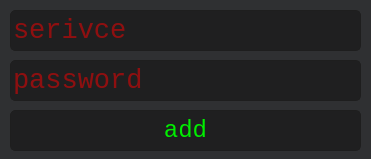
Before: the Qt Designer form frontend/qt_files/addForm.ui in finallly/hasher, drawn with Qt 5.
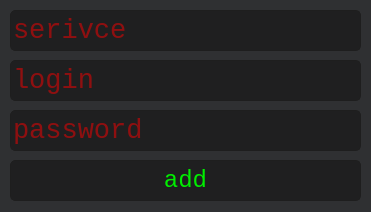
After: the same form once the commit is applied.

Patch:
```diff
--- a/frontend/qt_files/addForm.ui
+++ b/frontend/qt_files/addForm.ui
@@ -7,7 +7,7 @@
     <x>0</x>
     <y>0</y>
     <width>371</width>
-    <height>159</height>
+    <height>212</height>
    </rect>
   </property>
   <property name="minimumSize">
@@ -19,7 +19,7 @@
   <property name="maximumSize">
    <size>
     <width>371</width>
-    <height>159</height>
+    <height>212</height>
    </size>
   </property>
   <property name="windowTitle">
@@ -247,7 +247,7 @@
    <property name="geometry">
     <rect>
      <x>10</x>
-     <y>60</y>
+     <y>110</y>
      <width>351</width>
      <height>41</height>
     </rect>
@@ -462,7 +462,7 @@
    <property name="geometry">
     <rect>
      <x>10</x>
-     <y>110</y>
+     <y>160</y>
      <width>351</width>
      <height>41</height>
     </rect>
@@ -503,6 +503,221 @@
     <bool>true</bool>
    </property>
   </widget>
+  <widget class="QLineEdit" name="loginLine">
+   <property name="geometry">
+    <rect>
+     <x>10</x>
+     <y>60</y>
+     <width>351</width>
+     <height>41</height>
+    </rect>
+   </property>
+   <property name="palette">
+    <palette>
+     <active>
+      <colorrole role="WindowText">
+       <brush brushstyle="SolidPattern">
+        <color alpha="255">
+         <red>255</red>
+         <green>0</green>
+         <blue>0</blue>
+        </color>
+       </brush>
+      </colorrole>
+      <colorrole role="Button">
+       <brush brushstyle="SolidPattern">
+        <color alpha="255">
+         <red>31</red>
+         <green>31</green>
+         <blue>32</blue>
+        </color>
+       </brush>
+      </colorrole>
+      <colorrole role="Text">
+       <brush brushstyle="SolidPattern">
+        <color alpha="255">
+         <red>255</red>
+         <green>0</green>
+         <blue>0</blue>
+        </color>
+       </brush>
+      </colorrole>
+      <colorrole role="ButtonText">
+       <brush brushstyle="SolidPattern">
+        <color alpha="255">
+         <red>255</red>
+         <green>0</green>
+         <blue>0</blue>
+        </color>
+       </brush>
+      </colorrole>
+      <colorrole role="Base">
+       <brush brushstyle="SolidPattern">
+        <color alpha="255">
+         <red>31</red>
+         <green>31</green>
+         <blue>32</blue>
+        </color>
+       </brush>
+      </colorrole>
+      <colorrole role="Window">
+       <brush brushstyle="SolidPattern">
+        <color alpha="255">
+         <red>31</red>
+         <green>31</green>
+         <blue>32</blue>
+        </color>
+       </brush>
+      </colorrole>
+     </active>
+     <inactive>
+      <colorrole role="WindowText">
+       <brush brushstyle="SolidPattern">
+        <color alpha="255">
+         <red>255</red>
+         <green>0</green>
+         <blue>0</blue>
+        </color>
+       </brush>
+      </colorrole>
+      <colorrole role="Button">
+       <brush brushstyle="SolidPattern">
+        <color alpha="255">
+         <red>31</red>
+         <green>31</green>
+         <blue>32</blue>
+        </color>
+       </brush>
+      </colorrole>
+      <colorrole role="Text">
+       <brush brushstyle="SolidPattern">
+        <color alpha="255">
+         <red>255</red>
+         <green>0</green>
+         <blue>0</blue>
+        </color>
+       </brush>
+      </colorrole>
+      <colorrole role="ButtonText">
+       <brush brushstyle="SolidPattern">
+        <color alpha="255">
+         <red>255</red>
+         <green>0</green>
+         <blue>0</blue>
+        </color>
+       </brush>
+      </colorrole>
+      <colorrole role="Base">
+       <brush brushstyle="SolidPattern">
+        <color alpha="255">
+         <red>31</red>
+         <green>31</green>
+         <blue>32</blue>
+        </color>
+       </brush>
+      </colorrole>
+      <colorrole role="Window">
+       <brush brushstyle="SolidPattern">
+        <color alpha="255">
+         <red>31</red>
+         <green>31</green>
+         <blue>32</blue>
+        </color>
+       </brush>
+      </colorrole>
+     </inactive>
+     <disabled>
+      <colorrole role="WindowText">
+       <brush brushstyle="SolidPattern">
+        <color alpha="255">
+         <red>255</red>
+         <green>0</green>
+         <blue>0</blue>
+        </color>
+       </brush>
+      </colorrole>
+      <colorrole role="Button">
+       <brush brushstyle="SolidPattern">
+        <color alpha="255">
+         <red>31</red>
+         <green>31</green>
+         <blue>32</blue>
+        </color>
+       </brush>
+      </colorrole>
+      <colorrole role="Text">
+       <brush brushstyle="SolidPattern">
+        <color alpha="255">
+         <red>255</red>
+         <green>0</green>
+         <blue>0</blue>
+        </color>
+       </brush>
+      </colorrole>
+      <colorrole role="ButtonText">
+       <brush brushstyle="SolidPattern">
+        <color alpha="255">
+         <red>255</red>
+         <green>0</green>
+         <blue>0</blue>
+        </color>
+       </brush>
+      </colorrole>
+      <colorrole role="Base">
+       <brush brushstyle="SolidPattern">
+        <color alpha="255">
+         <red>31</red>
+         <green>31</green>
+         <blue>32</blue>
+        </color>
+       </brush>
+      </colorrole>
+      <colorrole role="Window">
+       <brush brushstyle="SolidPattern">
+        <color alpha="255">
+         <red>31</red>
+         <green>31</green>
+         <blue>32</blue>
+        </color>
+       </brush>
+      </colorrole>
+     </disabled>
+    </palette>
+   </property>
+   <property name="font">
+    <font>
+     <family>Consolas</family>
+     <pointsize>20</pointsize>
+    </font>
+   </property>
+   <property name="styleSheet">
+    <string notr="true">QLineEdit {
+  background-color: #1F1F20;
+  border-style: solid;
+  border: 1px solid #1e1e1e;
+  border-radius: 5;
+  padding: 1px 0px 1px 0px;
+  color: red;
+}
+
+ QLineEdit:hover
+{
+    border: 2px solid red;
+    color: red;
+}
+
+QLineEdit[echoMode=&quot;2&quot;] {
+    lineedit-password-character: 9679;
+}
+</string>
+   </property>
+   <property name="placeholderText">
+    <string>login</string>
+   </property>
+   <property name="clearButtonEnabled">
+    <bool>false</bool>
+   </property>
+  </widget>
  </widget>
  <resources/>
  <connections/>
```
